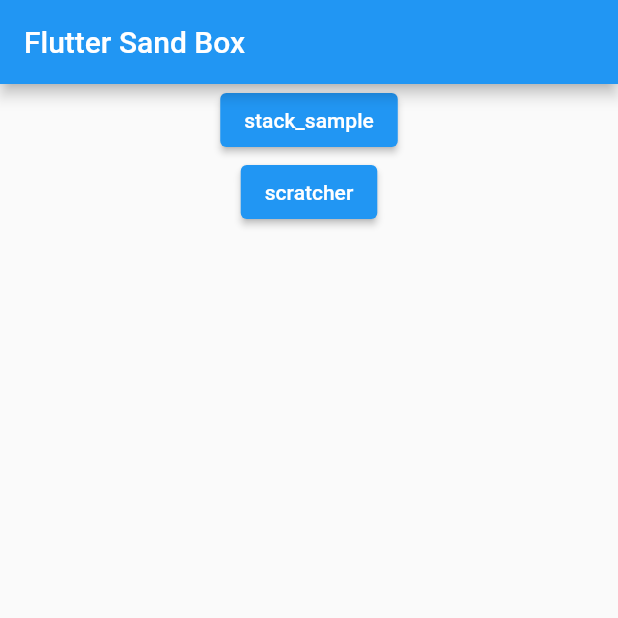
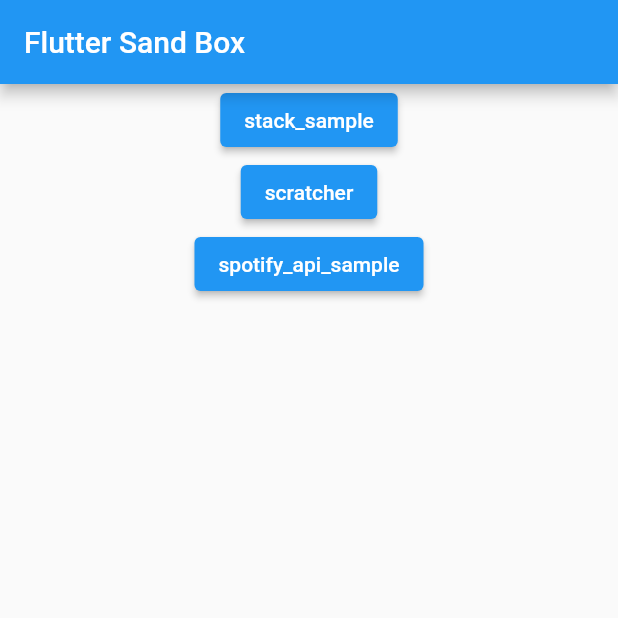
Before and after one commit to nozomi-koborinai/flutter-sandbox, a Flutter app: the screen it shows after launch, on a phone screen of 412 x 824 dp, the top half of it. Run offline on Flutter 3.47's test engine with Material 2 defaults, Android fonts, the phone set to English and light mode, and no system bars; our stand-ins replace firebase_core; missing offline and left inert: scratcher; accounts and stored records are empty.

Commit message:
feat: 🎸 spotifyapiを扱うための下準備

```diff
--- a/lib/samples/home.dart
+++ b/lib/samples/home.dart
@@ -1,5 +1,6 @@
 import 'package:flutter/material.dart';
 import 'package:flutter_sandbox/samples/scratcher/scratcher_page.dart';
+import 'package:flutter_sandbox/samples/spotify_api/spotify_api_sample_page.dart';
 import 'package:flutter_sandbox/samples/stack/stack_sample.dart';
 
 class HomePage extends StatelessWidget {
@@ -22,6 +23,11 @@
               child: const Text('scratcher'),
               onPressed: () => _onPressed(context, const ScratcherPage()),
             ),
+            ElevatedButton(
+              child: const Text('spotify_api_sample'),
+              onPressed: () =>
+                  _onPressed(context, const SpotifyApiSamplePage()),
+            ),
           ],
         ),
       ),
--- a/pubspec.yaml
+++ b/pubspec.yaml
@@ -17,6 +17,7 @@
   firebase_auth: ^3.9.0
   cloud_functions: ^3.3.9
   scratcher: ^2.3.0
+  http: ^0.13.5
 
 dev_dependencies:
   flutter_test:
```
Also changed, not shown: lib/samples/spotify_api/spotify_api_sample_page.dart (added, +11 -0 lines), pubspec.lock.
